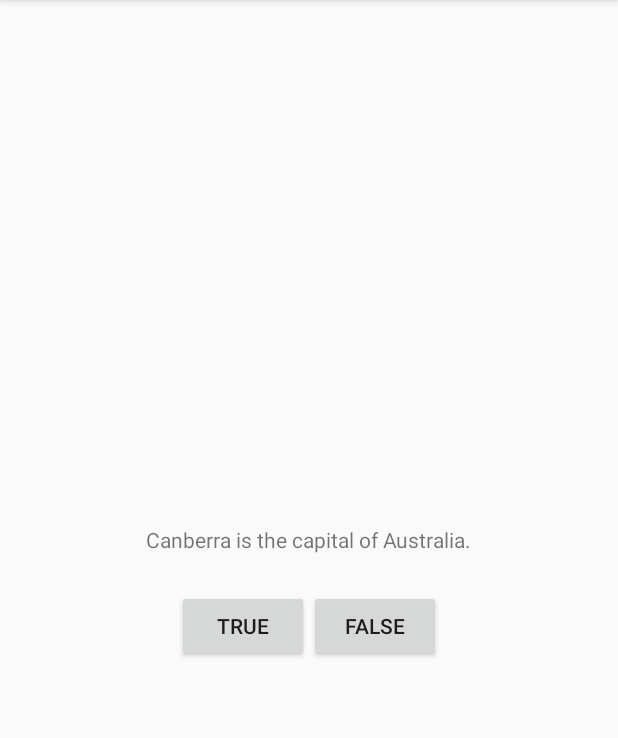
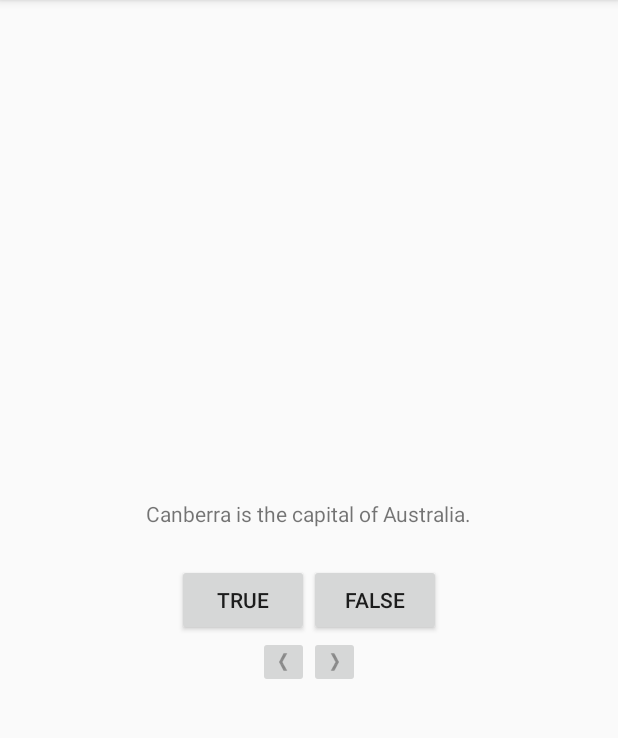
Before and after one commit to CoderLeechou/AndroidProgramming, an Android app: the screen it shows after launch (QuizActivity), on a phone screen of 412 x 824 dp, the part 84-822 px from its top. Run offline under Robolectric (Android 15) with nearby library versions, the phone set to English and light mode, and no system bars.

Commit message:
增加题库，判断以及前后按钮

```diff
--- /dev/null
+++ b/GeoQuiz/app/src/main/java/com/lzwap/android/geoquiz/Question.java
@@ -0,0 +1,28 @@
+package com.lzwap.android.geoquiz;
+
+public class Question {
+
+    private int mTextResId;
+    private boolean mAnswerTrue;
+
+    public Question(int textResId, boolean answerTrue) {
+        mAnswerTrue = answerTrue;
+        mTextResId = textResId;
+    }
+
+    public int getTextResId() {
+        return mTextResId;
+    }
+
+    public void setTextResId(int textResId) {
+        mTextResId = textResId;
+    }
+
+    public boolean isAnswerTrue() {
+        return mAnswerTrue;
+    }
+
+    public void setAnswerTrue(boolean answerTrue) {
+        mAnswerTrue = answerTrue;
+    }
+}
--- a/GeoQuiz/app/src/main/java/com/lzwap/android/geoquiz/QuizActivity.java
+++ b/GeoQuiz/app/src/main/java/com/lzwap/android/geoquiz/QuizActivity.java
@@ -5,17 +5,44 @@
 import android.view.Gravity;
 import android.view.View;
 import android.widget.Button;
+import android.widget.ImageButton;
+import android.widget.TextView;
 import android.widget.Toast;
 
 public class QuizActivity extends AppCompatActivity {
 
     private Button mTrueButton;
     private Button mFalseButton;
+    private ImageButton mPrevButton;
+    private ImageButton mNextButton;
+    private TextView mQuestionTextView;
+
+    private Question[] mQuestionBank = new Question[] {
+            new Question(R.string.question_australia, true),
+            new Question(R.string.question_oceans, true),
+            new Question(R.string.question_mideast, false),
+            new Question(R.string.question_africa, false),
+            new Question(R.string.question_americas, true),
+            new Question(R.string.question_asia, true)
+    };
+
+    private int mCurrentIndex = 0;
 
     @Override
     protected void onCreate(Bundle savedInstanceState) {
         super.onCreate(savedInstanceState);
         setContentView(R.layout.activity_quiz);
+
+        mQuestionTextView = (TextView) findViewById(R.id.question_text_view);
+        mQuestionTextView.setOnClickListener(new View.OnClickListener() {
+            @Override
+            public void onClick(View view) {
+                mCurrentIndex = (mCurrentIndex + 1) % mQuestionBank.length;
+                updateQuestion();
+            }
+        });
+        //int question = mQuestionBank[mCurrentIndex].getTextResId();
+        //mQuestionTextView.setText(question);
 
         mTrueButton = (Button) findViewById(R.id.true_button);
         mTrueButton.setOnClickListener(new View.OnClickListener() {
@@ -23,10 +50,11 @@
             public void onClick(View view) {
                 //Toast.makeText(QuizActivity.this, R.string.correct_toast,
                 // Toast.LENGTH_SHORT).show();
-                Toast toast = Toast.makeText(QuizActivity.this, R.string.correct_toast,
-                        Toast.LENGTH_SHORT);
-                toast.setGravity(Gravity.BOTTOM, 0, 0);
-                toast.show();
+                //Toast toast = Toast.makeText(QuizActivity.this, R.string.correct_toast,
+                //        Toast.LENGTH_SHORT);
+                //toast.setGravity(Gravity.BOTTOM, 0, 0);
+                //toast.show();
+                checkAnswer(true);
             }
         });
 
@@ -36,12 +64,53 @@
             public void onClick(View view) {
                 //Toast.makeText(QuizActivity.this, R.string.incorrect_toast,
                 // Toast.LENGTH_SHORT).show();
-                Toast toast = Toast.makeText(QuizActivity.this, R.string.incorrect_toast,
-                        Toast.LENGTH_SHORT);
-                toast.setGravity(Gravity.TOP, 0, 0);
-                toast.show();
+                //Toast toast = Toast.makeText(QuizActivity.this, R.string.incorrect_toast,
+                //        Toast.LENGTH_SHORT);
+                //toast.setGravity(Gravity.TOP, 0, 0);
+                //toast.show();
+                checkAnswer(false);
             }
         });
 
+        mPrevButton = (ImageButton) findViewById(R.id.prev_button);
+        mPrevButton.setOnClickListener(new View.OnClickListener() {
+            @Override
+            public void onClick(View v) {
+                mCurrentIndex = mCurrentIndex-1 < 0? mQuestionBank.length - 1 : mCurrentIndex - 1;
+                updateQuestion();
+            }
+        });
+
+        mNextButton = (ImageButton) findViewById(R.id.next_button);
+        mNextButton.setOnClickListener(new View.OnClickListener() {
+            @Override
+            public void onClick(View view) {
+                mCurrentIndex = (mCurrentIndex + 1) % mQuestionBank.length;
+                //int question = mQuestionBank[mCurrentIndex].getTextResId();
+                //mQuestionTextView.setText(question);
+                updateQuestion();
+            }
+        });
+
+        updateQuestion();
+    }
+
+    private void updateQuestion() {
+        int question = mQuestionBank[mCurrentIndex].getTextResId();
+        mQuestionTextView.setText(question);
+    }
+
+    private void checkAnswer(boolean userPressedTrue) {
+        boolean answerIsTrue = mQuestionBank[mCurrentIndex].isAnswerTrue();
+
+        int messageResId = 0;
+
+        if (userPressedTrue == answerIsTrue) {
+            messageResId = R.string.correct_toast;
+        } else {
+            messageResId = R.string.incorrect_toast;
+        }
+
+        Toast.makeText(this, messageResId, Toast.LENGTH_SHORT).show();
     }
 }
--- a/GeoQuiz/app/src/main/res/layout/activity_quiz.xml
+++ b/GeoQuiz/app/src/main/res/layout/activity_quiz.xml
@@ -6,10 +6,10 @@
     android:orientation="vertical">
 
     <TextView
+        android:id="@+id/question_text_view"
         android:layout_width="wrap_content"
         android:layout_height="wrap_content"
-        android:padding="24dp"
-        android:text="@string/question_text"/>
+        android:padding="24dp"/>
 
     <LinearLayout
         android:layout_width="wrap_content"
@@ -30,4 +30,25 @@
 
     </LinearLayout>
 
+    <LinearLayout
+        android:layout_width="wrap_content"
+        android:layout_height="wrap_content"
+        android:orientation="horizontal">
+
+        <ImageButton
+            android:id="@+id/prev_button"
+            android:layout_width="wrap_content"
+            android:layout_height="wrap_content"
+            android:src="@drawable/arrow_left"/>
+
+        <ImageButton
+            android:id="@+id/next_button"
+            android:layout_width="wrap_content"
+            android:layout_height="wrap_content"
+            android:src="@drawable/arrow_right"/>
+
+    </LinearLayout>
+
+
+
 </LinearLayout>
--- a/GeoQuiz/app/src/main/res/values/strings.xml
+++ b/GeoQuiz/app/src/main/res/values/strings.xml
@@ -1,8 +1,19 @@
 <resources>
     <string name="app_name">GeoQuiz</string>
-    <string name="question_text">Canberra is the capital of Australia.</string>
+    <string name="question_australia">Canberra is the capital of Australia.</string>
+    <string name="question_oceans">The Pacific Ocean is larger than
+        the Atlantic Ocean.</string>
+    <string name="question_mideast">The Suez Canal connects the Red Sea
+        and the Indian Ocean.</string>
+    <string name="question_africa">The source of the Nile River is in Egypt.</string>
+    <string name="question_americas">The Amazon River is the longest river
+        in the Americas.</string>
+    <string name="question_asia">Lake Baikal is the world\'s oldest and deepest
+        freshwater lake.</string>
     <string name="true_button">True</string>
     <string name="false_button">False</string>
+    <string name="prev_button">Prev</string>
+    <string name="next_button">Next</string>
     <string name="correct_toast">Correct!</string>
     <string name="incorrect_toast">Incorrect!</string>
 </resources>
```
Also changed, not shown: GeoQuiz/app/src/main/res/drawable-hdpi/arrow_left.png (added), GeoQuiz/app/src/main/res/drawable-hdpi/arrow_right.png (added), GeoQuiz/app/src/main/res/drawable-mdpi/arrow_left.png (added), GeoQuiz/app/src/main/res/drawable-mdpi/arrow_right.png (added), GeoQuiz/app/src/main/res/drawable-xhdpi/arrow_left.png (added), GeoQuiz/app/src/main/res/drawable-xhdpi/arrow_right.png (added), GeoQuiz/app/src/main/res/drawable-xxhdpi/arrow_left.png (added), GeoQuiz/app/src/main/res/drawable-xxhdpi/arrow_right.png (added).
